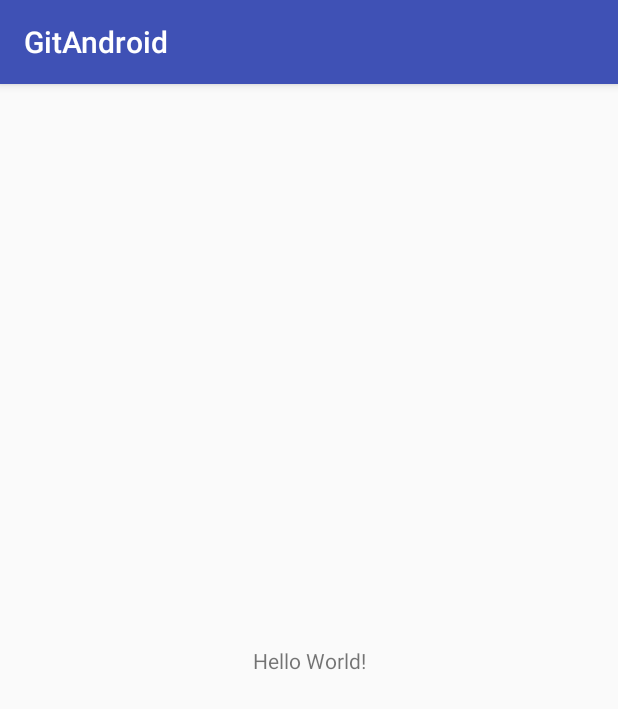
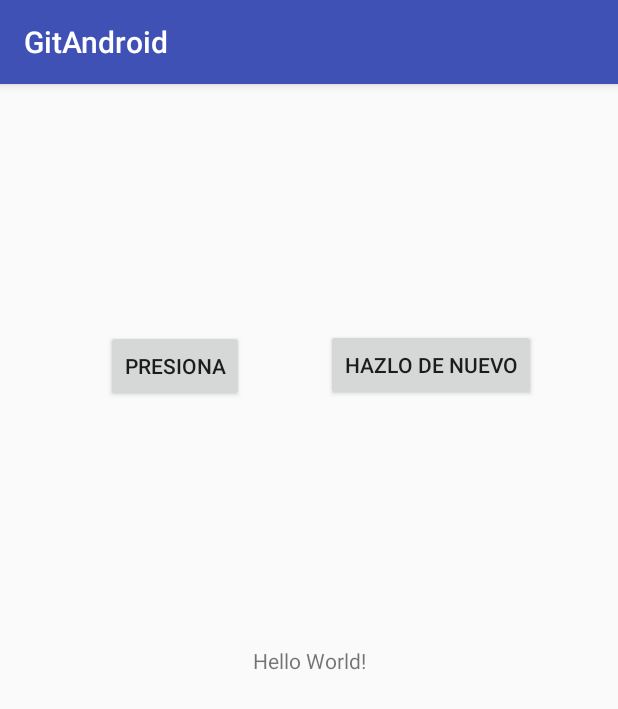
Before and after one commit to Wallrunner93/GitAndroidALMO, an Android app: the screen it shows after launch (MainActivity), on a phone screen of 412 x 824 dp. Shown: the top 709 px of the screen. Run offline under Robolectric (Android 15) with nearby library versions, the phone set to English and light mode, and no system bars.

Commit message:
Commit con los cambios necesarios para la continuación del ejericio

```diff
--- a/app/src/main/java/com/diplo/wallrunner/gitandroid/MainActivity.java
+++ b/app/src/main/java/com/diplo/wallrunner/gitandroid/MainActivity.java
@@ -2,12 +2,36 @@ package com.diplo.wallrunner.gitandroid;
 
 import android.support.v7.app.AppCompatActivity;
 import android.os.Bundle;
+import android.view.View;
+import android.widget.Button;
+import android.widget.TextView;
 
 public class MainActivity extends AppCompatActivity {
+
+    private Button btnPresiona, btnHazlo;
+    private TextView tvMensaje;
 
     @Override
     protected void onCreate(Bundle savedInstanceState) {
         super.onCreate(savedInstanceState);
         setContentView(R.layout.activity_main);
+
+        btnPresiona = findViewById(R.id.button);
+        btnHazlo = findViewById(R.id.button2);
+        tvMensaje = findViewById(R.id.textView);
+
+        btnPresiona.setOnClickListener(new View.OnClickListener() {
+            @Override
+            public void onClick(View v) {
+                tvMensaje.setText("Hola GitHub!!");
+            }
+        });
+
+        btnHazlo.setOnClickListener(new View.OnClickListener() {
+            @Override
+            public void onClick(View v) {
+                tvMensaje.setText("Hola Diplomado Android!!");
+            }
+        });
     }
 }
--- a/app/src/main/res/layout/activity_main.xml
+++ b/app/src/main/res/layout/activity_main.xml
@@ -7,6 +7,7 @@
     tools:context="com.diplo.wallrunner.gitandroid.MainActivity">
 
     <TextView
+        android:id="@+id/textView"
         android:layout_width="wrap_content"
         android:layout_height="wrap_content"
         android:text="Hello World!"
@@ -15,4 +16,34 @@
         app:layout_constraintRight_toRightOf="parent"
         app:layout_constraintTop_toTopOf="parent" />
 
+    <Button
+        android:id="@+id/button"
+        android:layout_width="wrap_content"
+        android:layout_height="wrap_content"
+        android:layout_marginBottom="8dp"
+        android:layout_marginEnd="8dp"
+        android:layout_marginStart="8dp"
+        android:layout_marginTop="8dp"
+        android:text="Presiona"
+        app:layout_constraintBottom_toTopOf="@+id/textView"
+        app:layout_constraintEnd_toEndOf="parent"
+        app:layout_constraintHorizontal_bias="0.207"
+        app:layout_constraintStart_toStartOf="parent"
+        app:layout_constraintTop_toTopOf="parent"
+        app:layout_constraintVertical_bias="0.502" />
+
+    <Button
+        android:id="@+id/button2"
+        android:layout_width="wrap_content"
+        android:layout_height="wrap_content"
+        android:layout_marginBottom="8dp"
+        android:layout_marginEnd="8dp"
+        android:layout_marginStart="8dp"
+        android:layout_marginTop="8dp"
+        android:text="Hazlo de nuevo"
+        app:layout_constraintBottom_toTopOf="@+id/textView"
+        app:layout_constraintEnd_toEndOf="parent"
+        app:layout_constraintStart_toEndOf="@+id/button"
+        app:layout_constraintTop_toTopOf="parent" />
+
 </android.support.constraint.ConstraintLayout>
```
